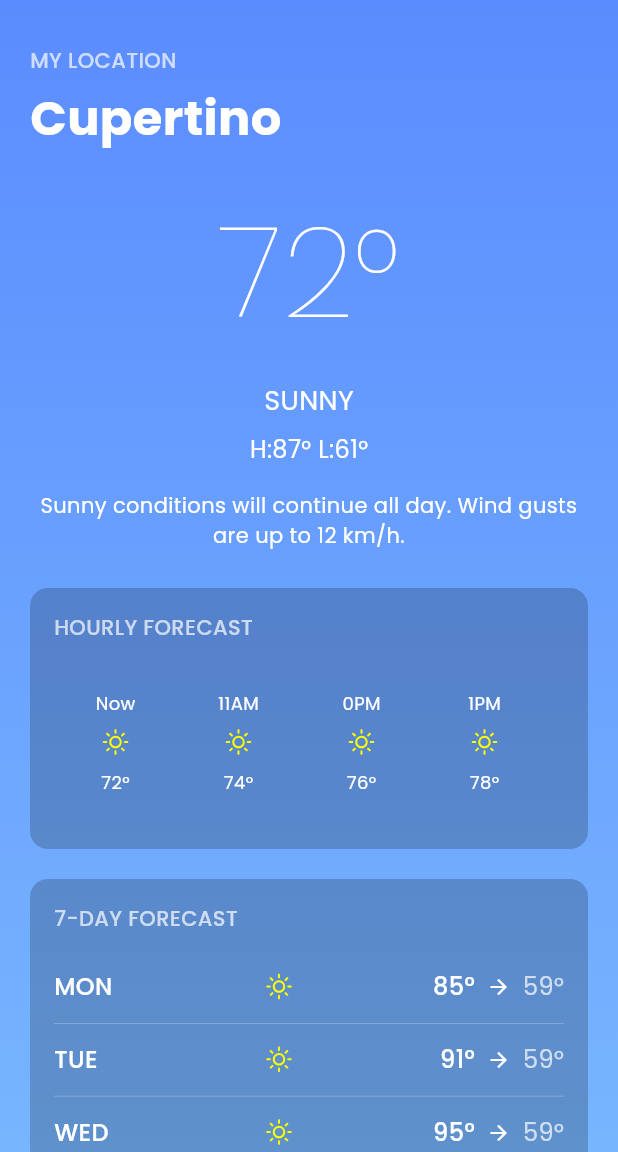
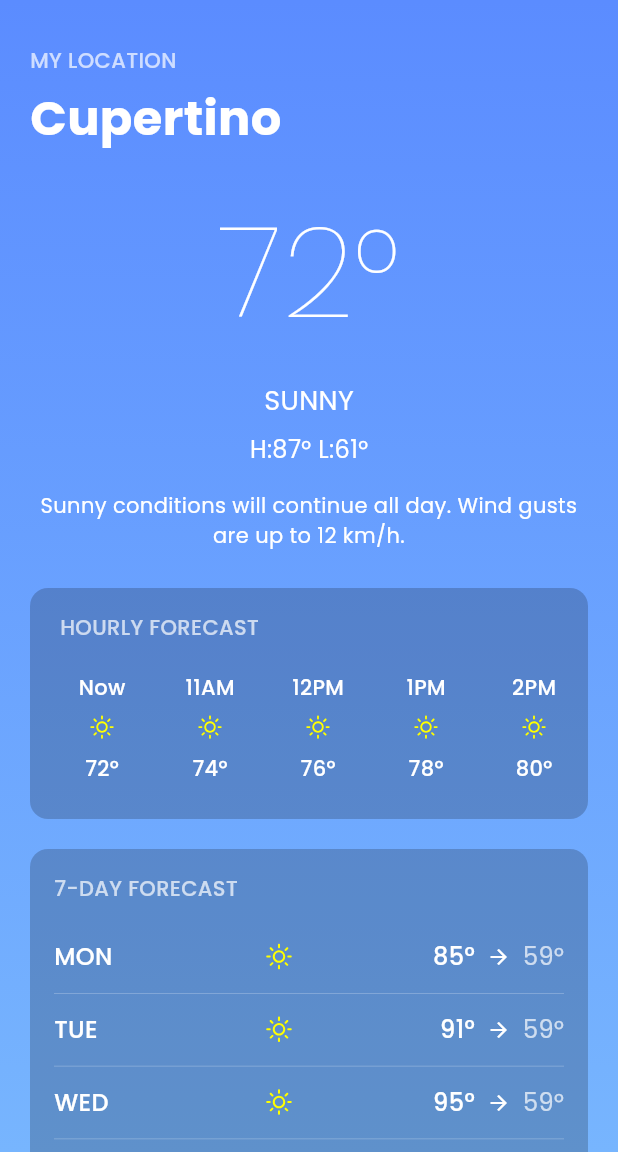
Before and after one commit to hassanbuilds/weather_track, a Flutter app: the screen it shows after launch, on a phone screen of 412 x 824 dp, the part 84-1236 px from its top. Run offline on Flutter 3.47's test engine with Material 3 defaults, Android fonts, the phone set to English and light mode, and no system bars; our stand-ins replace google_fonts, weather_icons; network calls fail.

Commit message:
adding space for better look

```diff
--- a/lib/hourly_forecast_item.dart
+++ b/lib/hourly_forecast_item.dart
@@ -1,4 +1,3 @@
-import 'dart:ui';
 import 'package:flutter/material.dart';
 import 'package:weather_icons/weather_icons.dart';
 
@@ -17,9 +16,8 @@
   @override
   Widget build(BuildContext context) {
     return Container(
-      width: 70, // Reduced width
-      margin: const EdgeInsets.symmetric(horizontal: 6), // Reduced margin
-      padding: const EdgeInsets.all(10), // Reduced padding
+      width: 60, // Reduced from 70 to 60 for better spacing
+      margin: const EdgeInsets.symmetric(horizontal: 6), // Reduced from 8 to 6
       child: Column(
         mainAxisAlignment: MainAxisAlignment.center,
         children: [
@@ -27,18 +25,24 @@
             time,
             style: const TextStyle(
               color: Colors.white,
-              fontSize: 12,
-            ), // Smaller font
+              fontSize: 14,
+              fontWeight: FontWeight.w500,
+            ),
           ),
-          const SizedBox(height: 6),
-          BoxedIcon(icon, color: Colors.yellowAccent, size: 24), // Smaller icon
-          const SizedBox(height: 6),
+          const SizedBox(height: 6), // Reduced from 8 to 6
+          BoxedIcon(
+            icon,
+            color: Colors.yellowAccent,
+            size: 22,
+          ), // Reduced from 24 to 22
+          const SizedBox(height: 6), // Reduced from 8 to 6
           Text(
             temperature,
             style: const TextStyle(
               color: Colors.white,
-              fontSize: 12,
-            ), // Smaller font
+              fontSize: 14, // Reduced from 16 to 14
+              fontWeight: FontWeight.w500,
+            ),
           ),
         ],
       ),
--- a/lib/weather_screen.dart
+++ b/lib/weather_screen.dart
@@ -3,7 +3,6 @@
 import 'package:weather_icons/weather_icons.dart';
 import 'package:weather_track/scerets.dart';
 import 'hourly_forecast_item.dart';
-import 'additional_info_item.dart';
 import 'package:http/http.dart' as http;
 import 'dart:convert';
 import 'daily_forecast_item.dart';
@@ -306,27 +305,32 @@
                 ),
                 const SizedBox(height: 25),
 
-                // Hourly forecast section with dark background
+                // Hourly forecast section with dark background - UPDATED
                 Container(
                   decoration: BoxDecoration(
                     color: Colors.black.withOpacity(0.2),
                     borderRadius: BorderRadius.circular(12),
                   ),
-                  padding: const EdgeInsets.all(16),
+                  padding: const EdgeInsets.symmetric(
+                    vertical: 16,
+                    horizontal: 12,
+                  ),
                   child: Column(
                     crossAxisAlignment: CrossAxisAlignment.start,
                     children: [
-                      const Text(
-                        'HOURLY FORECAST',
-                        style: TextStyle(
-                          fontSize: 14,
-                          color: Colors.white70,
-                          fontWeight: FontWeight.w500,
+                      const Padding(
+                        padding: EdgeInsets.only(left: 8, bottom: 12),
+                        child: Text(
+                          'HOURLY FORECAST',
+                          style: TextStyle(
+                            fontSize: 14,
+                            color: Colors.white70,
+                            fontWeight: FontWeight.w500,
+                          ),
                         ),
                       ),
-                      const SizedBox(height: 12),
                       SizedBox(
-                        height: 110,
+                        height: 90, // Reduced height for better spacing
                         child: ListView.builder(
                           scrollDirection: Axis.horizontal,
                           itemCount: hourlyForecast.length,
@@ -336,11 +340,21 @@
                                 .toString()
                                 .split(' ')[1]
                                 .substring(0, 5);
-                            final hour = time.split(':')[0];
-                            final displayTime =
-                                index == 0
-                                    ? 'Now'
-                                    : '${int.parse(hour) % 12}${int.parse(hour) >= 12 ? 'PM' : 'AM'}';
+                            final hour = int.parse(time.split(':')[0]);
+                            String displayTime;
+
+                            if (index == 0) {
+                              displayTime = 'Now';
+                            } else if (hour == 0) {
+                              displayTime = '12AM';
+                            } else if (hour < 12) {
+                              displayTime = '${hour}AM';
+                            } else if (hour == 12) {
+                              displayTime = '12PM';
+                            } else {
+                              displayTime = '${hour - 12}PM';
+                            }
+
                             final temp = forecast['main']['temp'].round();
                             final icon = mapWeatherIcon(
                               forecast['weather'][0]['icon'],
```
